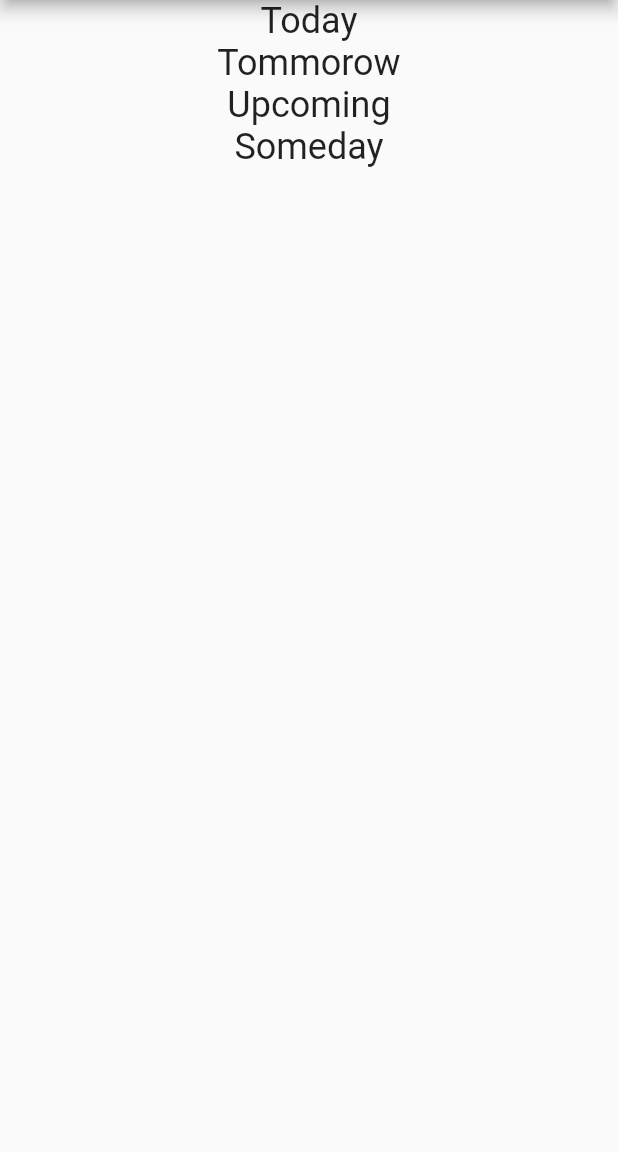
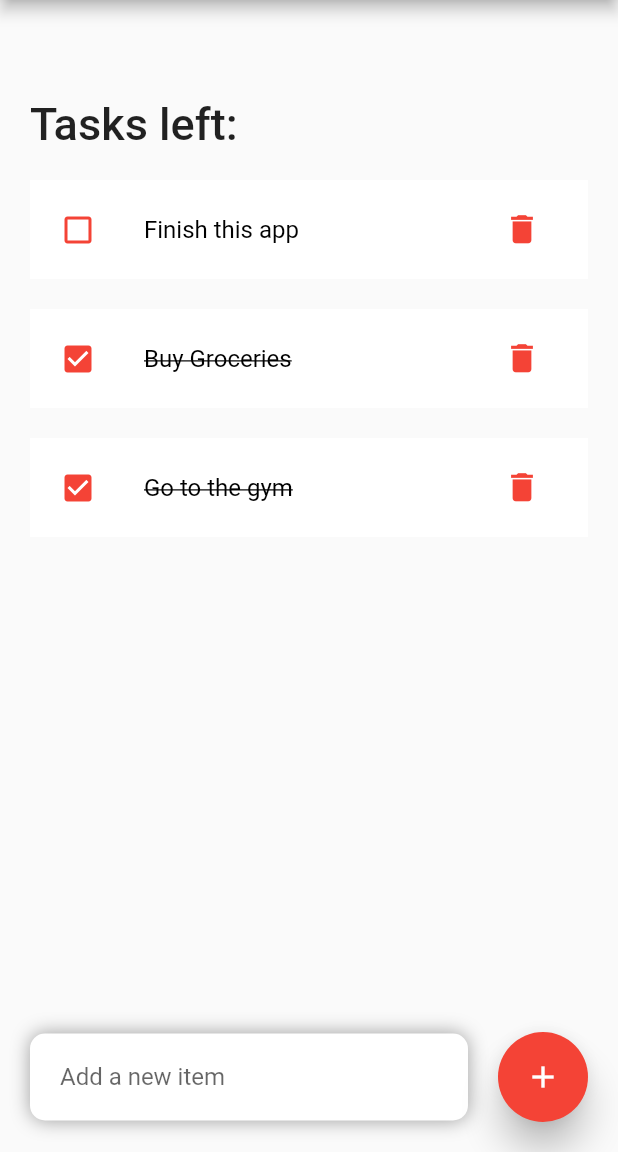
Before and after one commit to grzelkaadrian/to-do-flutter-app, a Flutter app: the screen it shows after launch, on a phone screen of 412 x 824 dp, the part 84-1236 px from its top. Run offline on Flutter 3.47's test engine with Material 2 defaults, Android fonts, the phone set to English and light mode, and no system bars.

Commit message:
create task item, map items in the body, make it able to delete tasks items and check when they're done, create form to add new items on top

```diff
--- a/lib/body_widget.dart
+++ b/lib/body_widget.dart
@@ -1,21 +1,139 @@
 import 'package:flutter/material.dart';
+import 'to_do_list.dart';
+import 'to_do_item.dart';
 
-class BodyWidget extends StatelessWidget {
+class BodyWidget extends StatefulWidget {
   const BodyWidget({super.key});
 
   @override
+  State<BodyWidget> createState() => _BodyWidgetState();
+}
+
+class _BodyWidgetState extends State<BodyWidget> {
+  final todosList = ToDo.todoList();
+  List<ToDo> foundToDo = [];
+  final _todoController = TextEditingController();
+
+  @override
+  void initState() {
+    foundToDo = todosList;
+    super.initState();
+  }
+
+  @override
   Widget build(BuildContext context) {
-    var taskCategory = ["Today", "Tommorow", "Upcoming", "Someday"];
-    return Center(
-      child: Column(
-        children: [
-          for (var i in taskCategory)
-            Text(
-              i.toString(),
-              style: const TextStyle(fontSize: 24),
+    return Stack(
+      children: [
+        Container(
+          padding: const EdgeInsets.symmetric(
+            horizontal: 20,
+            vertical: 15,
+          ),
+          child: Column(
+            children: [
+              Expanded(
+                child: ListView(
+                  children: [
+                    Container(
+                      margin: const EdgeInsets.only(
+                        top: 50,
+                        bottom: 20,
+                      ),
+                      child: const Text(
+                        'Tasks left:',
+                        style: TextStyle(
+                          fontSize: 30,
+                          fontWeight: FontWeight.w500,
+                        ),
+                      ),
+                    ),
+                    for (ToDo todo in foundToDo.reversed)
+                      ToDoItem(
+                        todo: todo,
+                        onToDoChanged: _handleToDoChange,
+                        onDeleteItem: _deleteToDoItem,
+                      ),
+                  ],
+                ),
+              )
+            ],
+          ),
+        ),
+        Align(
+          alignment: Alignment.bottomCenter,
+          child: Row(children: [
+            Expanded(
+              child: Container(
+                margin: const EdgeInsets.only(
+                  bottom: 20,
+                  right: 20,
+                  left: 20,
+                ),
+                padding: const EdgeInsets.symmetric(
+                  horizontal: 20,
+                  vertical: 5,
+                ),
+                decoration: BoxDecoration(
+                  color: Colors.white,
+                  boxShadow: const [
+                    BoxShadow(
+                      color: Colors.grey,
+                      offset: Offset(0.0, 0.0),
+                      blurRadius: 10.0,
+                      spreadRadius: 0.0,
+                    ),
+                  ],
+                  borderRadius: BorderRadius.circular(10),
+                ),
+                child: TextField(
+                  controller: _todoController,
+                  decoration: const InputDecoration(
+                      hintText: 'Add a new item', border: InputBorder.none),
+                ),
+              ),
             ),
-        ],
-      ),
+            Container(
+              margin: const EdgeInsets.only(
+                bottom: 20,
+                right: 20,
+              ),
+              child: ElevatedButton(
+                  onPressed: () {
+                    _addToDoItem(_todoController.text);
+                  },
+                  style: ElevatedButton.styleFrom(
+                    shape: const CircleBorder(),
+                    backgroundColor: Colors.red,
+                    minimumSize: const Size(60, 60),
+                    elevation: 10,
+                  ),
+                  child: const Icon(Icons.add)),
+            ),
+          ]),
+        ),
+      ],
     );
   }
+
+  void _handleToDoChange(ToDo todo) {
+    setState(() {
+      todo.isDone = !todo.isDone;
+    });
+  }
+
+  void _deleteToDoItem(String id) {
+    setState(() {
+      todosList.removeWhere((item) => item.id == id);
+    });
+  }
+
+  void _addToDoItem(String toDo) {
+    setState(() {
+      todosList.add(ToDo(
+        id: DateTime.now().millisecondsSinceEpoch.toString(),
+        todoText: toDo,
+      ));
+    });
+    _todoController.clear();
+  }
 }
--- a/lib/main.dart
+++ b/lib/main.dart
@@ -27,6 +27,6 @@ class AppBarWidget extends StatelessWidget {
       ),
       body: const BodyWidget(),
       drawer: const DrawerWidget(),
-    );
+      );
   }
 }
--- /dev/null
+++ b/lib/to_do_item.dart
@@ -0,0 +1,49 @@
+import 'package:flutter/material.dart';
+import 'to_do_list.dart';
+
+class ToDoItem extends StatelessWidget {
+  final ToDo todo;
+  final dynamic onToDoChanged;
+  final dynamic onDeleteItem;
+
+  const ToDoItem({
+    Key? key,
+    required this.todo,
+    required this.onToDoChanged,
+    required this.onDeleteItem,
+  }) : super(key: key);
+
+  @override
+  Widget build(BuildContext context) {
+    return Container(
+      margin: const EdgeInsets.only(bottom: 20),
+      child: ListTile(
+        onTap: () {
+          onToDoChanged(todo);
+        },
+        contentPadding: const EdgeInsets.symmetric(horizontal: 20, vertical: 5),
+        tileColor: Colors.white,
+        leading: Icon(
+          todo.isDone ? Icons.check_box : Icons.check_box_outline_blank,
+          color: Colors.red,
+        ),
+        title: Text(
+          todo.todoText!,
+          style: TextStyle(
+            fontSize: 16,
+            color: Colors.black,
+            decoration: todo.isDone ? TextDecoration.lineThrough : null,
+          ),
+        ),
+        trailing: IconButton(
+            color: Colors.red,
+            iconSize: 25,
+            icon: const Icon(Icons.delete),
+            onPressed: () {
+              onDeleteItem(todo.id);
+            },
+          ),
+        ),
+    );
+  }
+}
```
